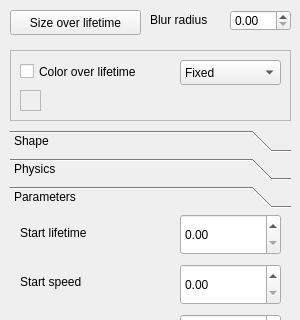
Qt form main/editor.ui (boobhsi/Qt-ParticleWidget) before a commit; both pictures show x 0 to 300 and y 0 to 320 of the 300 by 630 pixel window.
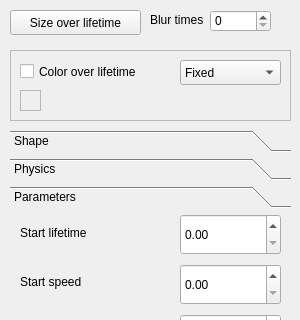
The same form after that commit. Custom widgets are drawn as their Qt base class.

Commit message: Shift frame buffer rendering task to CompositionWidget class

What changed in the file:
```diff
--- a/main/editor.ui
+++ b/main/editor.ui
@@ -447,16 +447,6 @@
     </widget>
    </widget>
   </widget>
-  <widget class="QDoubleSpinBox" name="blurRadius">
-   <property name="geometry">
-    <rect>
-     <x>230</x>
-     <y>10</y>
-     <width>61</width>
-     <height>21</height>
-    </rect>
-   </property>
-  </widget>
   <widget class="QLabel" name="label_7">
    <property name="geometry">
     <rect>
@@ -467,7 +457,17 @@
     </rect>
    </property>
    <property name="text">
-    <string>Blur radius</string>
+    <string>Blur times</string>
+   </property>
+  </widget>
+  <widget class="QSpinBox" name="blurTimes">
+   <property name="geometry">
+    <rect>
+     <x>210</x>
+     <y>10</y>
+     <width>61</width>
+     <height>22</height>
+    </rect>
    </property>
   </widget>
  </widget>
```
Left out of the diff: 6 changed lines with no effect on the pictures. The commit also changes 7 other files.
